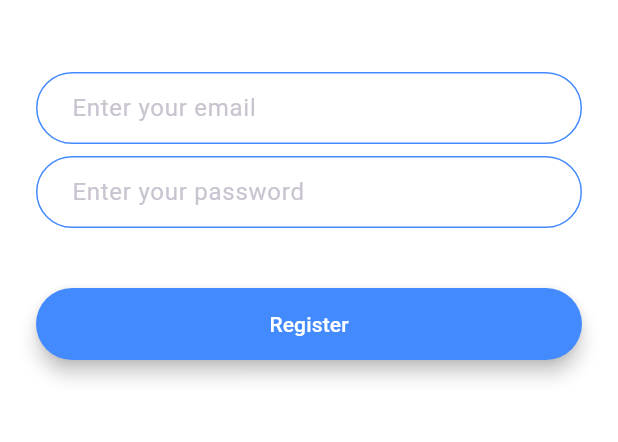
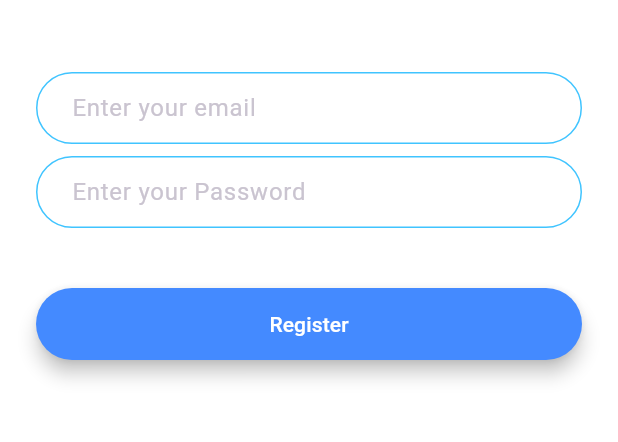
Before and after one commit to hinaabbaskhan/flash-chat-app, a Flutter app: the RegistrationScreen screen opened by its route, on a phone screen of 412 x 824 dp, the part 576-1018 px from its top. Run offline on Flutter 3.47's test engine with Material 3 defaults, Android fonts, the phone set to English and light mode, and no system bars; drawn by our look-alikes of modal_progress_hud_nsn; our stand-ins replace animated_text_kit, firebase_auth; accounts and stored records are empty.

```diff
--- a/lib/screens/registration_screen.dart
+++ b/lib/screens/registration_screen.dart
@@ -1,4 +1,10 @@
+import 'package:firebase_auth/firebase_auth.dart';
+import 'package:flash_chat_app/screens/chat_screen.dart';
+import 'package:flash_chat_app/widgets/rounded_button.dart';
 import 'package:flutter/material.dart';
+import 'package:modal_progress_hud_nsn/modal_progress_hud_nsn.dart';
+
+import '../constants.dart';
 
 class RegistrationScreen extends StatefulWidget {
   static const String id = 'registration_screen';
@@ -7,11 +13,17 @@ class RegistrationScreen extends StatefulWidget {
 }
 
 class _RegistrationScreenState extends State<RegistrationScreen> {
+  String? email;
+  String? password;
+  FirebaseAuth _auth = FirebaseAuth.instance;
+  bool isLoading = false;
   @override
   Widget build(BuildContext context) {
     return Scaffold(
       backgroundColor: Colors.white,
-      body: Padding(
+      body: ModalProgressHUD(
+        inAsyncCall: isLoading,
+        child: Padding(
           padding: EdgeInsets.symmetric(horizontal: 24.0),
           child: Column(
             mainAxisAlignment: MainAxisAlignment.center,
@@ -24,77 +36,58 @@ class _RegistrationScreenState extends State<RegistrationScreen> {
                   child: Image.asset('images/logo.png'),
                 ),
               ),
-            SizedBox(
+              const SizedBox(
                 height: 48.0,
               ),
+              //Email TextField
               TextField(
                 onChanged: (value) {
                   //Do something with the user input.
+                  email = value;
                 },
-              decoration: InputDecoration(
-                hintText: 'Enter your email',
-                contentPadding:
-                    EdgeInsets.symmetric(vertical: 10.0, horizontal: 20.0),
-                border: OutlineInputBorder(
-                  borderRadius: BorderRadius.all(Radius.circular(32.0)),
+                decoration:
+                    kTextFieldDecoration.copyWith(hintText: 'Enter your email'),
               ),
-                enabledBorder: OutlineInputBorder(
-                  borderSide: BorderSide(color: Colors.blueAccent, width: 1.0),
-                  borderRadius: BorderRadius.all(Radius.circular(32.0)),
-                ),
-                focusedBorder: OutlineInputBorder(
-                  borderSide: BorderSide(color: Colors.blueAccent, width: 2.0),
-                  borderRadius: BorderRadius.all(Radius.circular(32.0)),
-                ),
-              ),
-            ),
-            SizedBox(
+              const SizedBox(
                 height: 8.0,
               ),
+              // Password TextField
               TextField(
                   onChanged: (value) {
                     //Do something with the user input.
+                    password = value;
                   },
-              decoration: InputDecoration(
-                hintText: 'Enter your password',
-                contentPadding:
-                    EdgeInsets.symmetric(vertical: 10.0, horizontal: 20.0),
-                border: OutlineInputBorder(
-                  borderRadius: BorderRadius.all(Radius.circular(32.0)),
-                ),
-                enabledBorder: OutlineInputBorder(
-                  borderSide: BorderSide(color: Colors.blueAccent, width: 1.0),
-                  borderRadius: BorderRadius.all(Radius.circular(32.0)),
-                ),
-                focusedBorder: OutlineInputBorder(
-                  borderSide: BorderSide(color: Colors.blueAccent, width: 2.0),
-                  borderRadius: BorderRadius.all(Radius.circular(32.0)),
-                ),
-              ),
-            ),
+                  decoration: kTextFieldDecoration.copyWith(
+                      hintText: 'Enter your Password')),
               SizedBox(
                 height: 24.0,
               ),
-            Padding(
-              padding: EdgeInsets.symmetric(vertical: 16.0),
-              child: Material(
-                color: Colors.blueAccent,
-                borderRadius: BorderRadius.all(Radius.circular(30.0)),
-                elevation: 5.0,
-                child: MaterialButton(
-                  onPressed: () {
+              RoundedButton(
+                buttonColor: Colors.blueAccent,
+                buttonText: 'Register',
+                onPress: () async {
+                  setState(() {
+                    isLoading = true;
+                  });
                   //Implement registration functionality.
+                  try {
+                    final user = await _auth.createUserWithEmailAndPassword(
+                      email: email!,
+                      password: password!,
+                    );
+                    if (user != null) {
+                      Navigator.pushNamed(context, ChatScreen.id);
+                    }
+                    setState(() {
+                      isLoading = false;
+                    });
+                  } catch (e) {
+                    print(e);
+                  }
                 },
-                  minWidth: 200.0,
-                  height: 42.0,
-                  child: Text(
-                    'Register',
-                    style: TextStyle(color: Colors.white),
+              )
+            ],
           ),
-                ),
-              ),
-            ),
-          ],
         ),
       ),
     );
```
Lines whose indentation alone changed are shown as unchanged.
